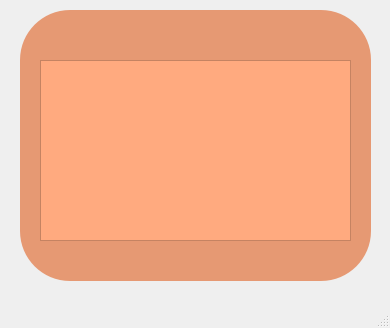
First picture: the form in info.ui, repository mariacamilato/TRABAJO-FINAL, before the edit.
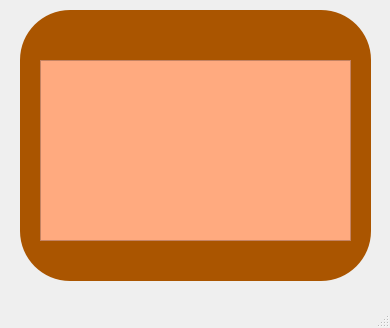
Second picture: the form after the edit. Icons and pictures are not drawn.

Patch:
```diff
--- a/info.ui
+++ b/info.ui
@@ -25,7 +25,7 @@
     </property>
     <property name="styleSheet">
      <string notr="true">border-radius: 50px;
-background-color: rgb(230, 153, 115);</string>
+background-color: rgb(170, 85, 0);</string>
     </property>
     <property name="text">
      <string/>
```
